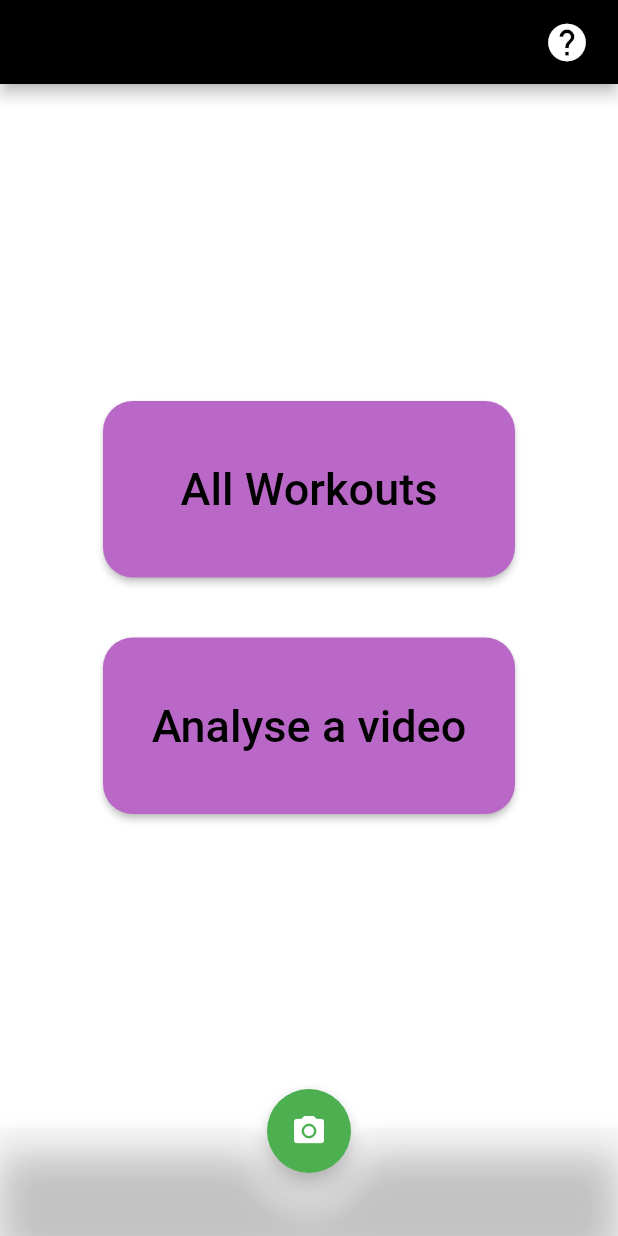
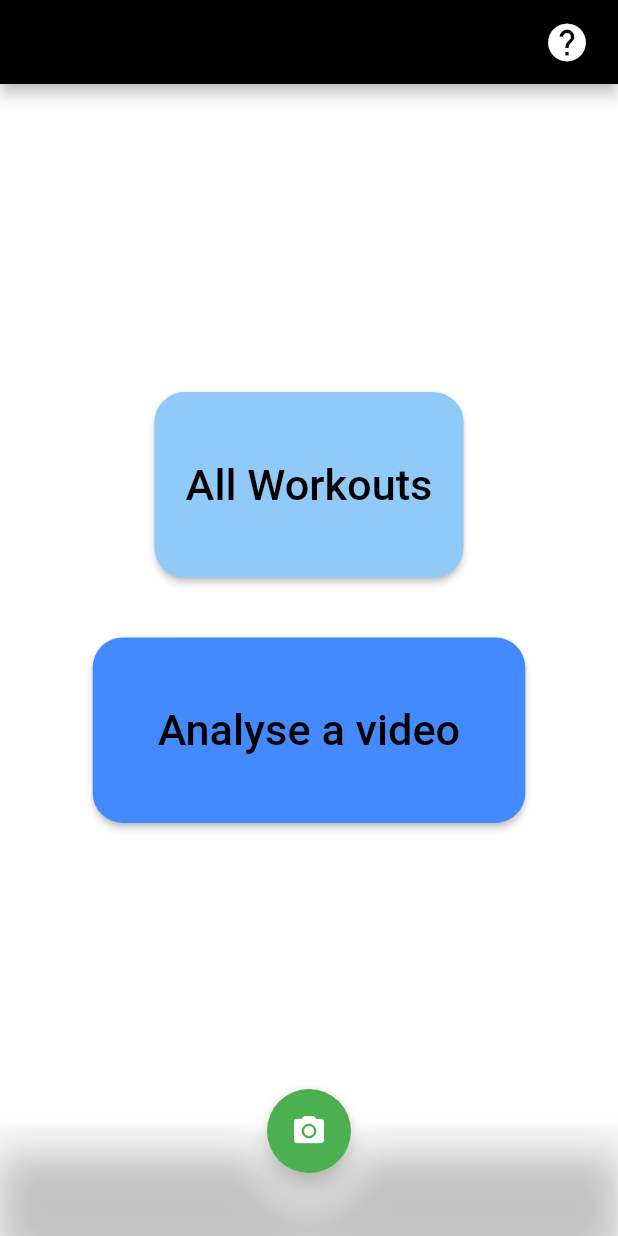
Before and after one commit to AryanSethi/AR-Fit, a Flutter app: the screen it shows after launch, on a phone screen of 412 x 824 dp. Run offline on Flutter 3.47's test engine with Material 2 defaults, Android fonts, the phone set to English and light mode, and no system bars; our stand-ins replace camera, splashscreen; missing offline and left inert: giffy_dialog, tflite.

Commit message:
color scheme changed(random colors used)

```diff
--- a/lib/home_page.dart
+++ b/lib/home_page.dart
@@ -2,6 +2,10 @@ import 'package:flutter/material.dart';
 import 'package:flutter/widgets.dart';
 import 'package:giffy_dialog/giffy_dialog.dart';
 import 'package:tflite/tflite.dart';
+import 'package:Smart_Workouts/colors.dart';
+import 'dart:math';
+
+List random_colors = [purple,yellow,red,red2,blue,blue2,orange,green,brown];
 
 //  --------  GIFFY  -------- FUNCTION -----
 show_dialogue(context) {
@@ -32,8 +36,6 @@ show_dialogue(context) {
 
 
 class HomePage extends StatefulWidget {
-  final List cameras;
-  HomePage(this.cameras);
 
   @override
   _HomePage createState() => _HomePage();
@@ -42,21 +44,13 @@ class HomePage extends StatefulWidget {
 class _HomePage extends State<HomePage> {
 
   bool selected = false;
-
+  Random random = new Random();
 
   loadModel() async{
    String res = await Tflite.loadModel(
         model: 'assets/posenet_mv1_075_float_from_checkpoints.tflite'
    );
   }
-
-
-//
-//  setRecognitions(recognitions) {
-//    setState(() {
-//      _recognitions = recognitions;
-//    });
-//  }
 
 
 
@@ -103,14 +97,14 @@ class _HomePage extends State<HomePage> {
           crossAxisAlignment: CrossAxisAlignment.center,
           children: [
             Container(
-              width: screenSize.width / 1.5,
-              height: screenSize.height / 7,
+              width: screenSize.width*0.5,
+              height: screenSize.height*0.15,
               margin: EdgeInsets.all(20.0),
               child: RaisedButton(
                   shape: RoundedRectangleBorder(
                     borderRadius: BorderRadius.circular(20.0),
                   ),
-                  color: Colors.purple[300],
+                  color: random_colors[random.nextInt(8)],
                   padding: EdgeInsets.all(15.0),
                   onPressed: (){
                     Navigator.pushNamed(context, '/All Workouts');
@@ -118,25 +112,25 @@ class _HomePage extends State<HomePage> {
                   child: Text('All Workouts',
                       textAlign: TextAlign.center,
                       style: TextStyle(
-                        fontSize: 30,
+                        fontSize: screenSize.width*0.07,
                         color: Colors.black,
                       ))),
             ),
             Container(
-              width: screenSize.width / 1.5,
-              height: screenSize.height / 7,
+              width: screenSize.width*0.7,
+              height: screenSize.height*0.15,
               margin: EdgeInsets.all(20.0),
               child: RaisedButton(
                   shape: RoundedRectangleBorder(
                     borderRadius: BorderRadius.circular(20.0),
                   ),
-                  color: Colors.purple[300],
+                  color: random_colors[random.nextInt(8)],
                   padding: EdgeInsets.all(15.0),
                   onPressed: (){},
                   child: Text('Analyse a video',
                       textAlign: TextAlign.center,
                       style: TextStyle(
-                        fontSize: 30,
+                        fontSize: screenSize.width*0.07,
                         color: Colors.black,
                       ))),
             ),
--- a/lib/main.dart
+++ b/lib/main.dart
@@ -33,7 +33,7 @@ class MyApp extends StatelessWidget{
       theme: ThemeData(
         primarySwatch: Colors.blue
       ),
-      home: MySplashScreen(cameras),
+      home: MySplashScreen(),
       debugShowCheckedModeBanner: false,
       routes: <String, WidgetBuilder>{
         '/All Workouts':(context) => Workouts(),
--- a/lib/splashscreen.dart
+++ b/lib/splashscreen.dart
@@ -4,8 +4,6 @@ import 'package:splashscreen/splashscreen.dart';
 import 'package:Smart_Workouts/home_page.dart';
 
 class MySplashScreen extends StatefulWidget{
-  List cameras;
-  MySplashScreen(this.cameras);
 
   @override
   State<StatefulWidget> createState(){
@@ -30,7 +28,7 @@ class _SplashScreenState extends State<MySplashScreen>{
         ),
       ),
       loaderColor: Colors.green,
-      navigateAfterSeconds: HomePage(widget.cameras),
+      navigateAfterSeconds: HomePage(),
     );
   }
 }
--- a/lib/workouts.dart
+++ b/lib/workouts.dart
@@ -1,5 +1,7 @@
 import 'package:flutter/material.dart';
 import 'package:flutter/widgets.dart';
+import 'package:Smart_Workouts/colors.dart';
+import 'dart:math';
 
 var workout_descriptions = {
   "Mountain Pose" : "Improve your posture and body awareness. Strengthen your legs and establish good alignment.",
@@ -11,7 +13,10 @@ var workout_descriptions = {
   "Seated Forward Bend" : "Relieve your stress, anxiety and fatigue. Improve your overall body strength",
 };
 
+List random_colors = [purple,yellow,red,red2,blue,blue2,orange,green,brown];
+
 create_card(context, String workout) {
+  Random random = new Random();
   var screenSize = MediaQuery.of(context).size;
   return Container(
     padding: EdgeInsets.all(5.0),
@@ -25,7 +30,7 @@ create_card(context, String workout) {
         child: Container(
           decoration: BoxDecoration(
             borderRadius: BorderRadius.circular(9),
-            color: Colors.green[300],
+            color: random_colors[random.nextInt(8)],
           ),
           padding: EdgeInsets.all(15.0),
           child: Wrap(
```
Also changed, not shown: lib/colors.dart (added, +11 -0 lines), lib/keypoints.dart (+6 -5 lines).
